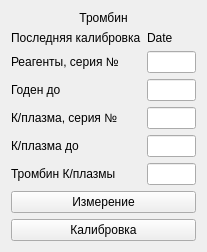
Qt form choisedialog/ko4.ui (krang4d/Agrekola) before a commit.
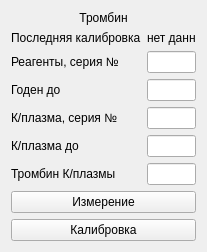
The same form after that commit.

What changed in the file:
```diff
--- a/choisedialog/ko4.ui
+++ b/choisedialog/ko4.ui
@@ -51,7 +51,7 @@
         </size>
        </property>
        <property name="text">
-        <string>Date</string>
+        <string>нет данных</string>
        </property>
       </widget>
      </item>
```
